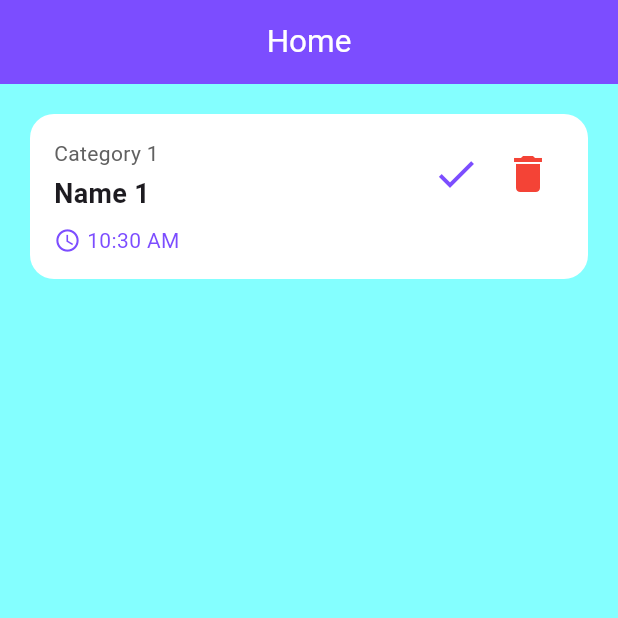
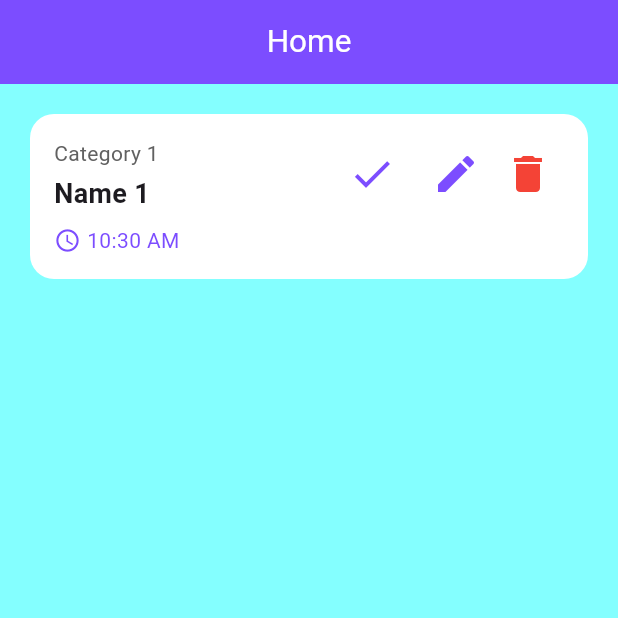
Before and after one commit to abdofx55/simple_todo_flutter_app, a Flutter app: the screen it shows after launch, after a tap on the "add" icon, on a phone screen of 412 x 824 dp, the top half of it. Run offline on Flutter 3.47's test engine with Material 3 defaults, Android fonts, the phone set to English and light mode, and no system bars; our stand-ins replace shared_preferences.

Commit message:
implement task details screen

```diff
--- a/lib/feature/home/data/task_repository.dart
+++ b/lib/feature/home/data/task_repository.dart
@@ -38,7 +38,7 @@ class TaskRepository {
     tasks.add(task);
 
     // Save updated list of tasks
-    await await prefs.setString(
+    await prefs.setString(
         _taskKey, jsonEncode(tasks.map((e) => e.toJson()).toList()));
   }
 
--- a/lib/feature/home/presentation/home.dart
+++ b/lib/feature/home/presentation/home.dart
@@ -1,39 +1,17 @@
 import 'package:flutter/material.dart';
 import 'package:todo/feature/home/data/task_repository.dart';
 import 'package:todo/feature/home/domain/task.dart';
+import 'package:todo/feature/task_details/presentation/task_details.dart';
 import 'package:todo/utils/extensions/date_time.dart';
 
-class Home extends StatelessWidget {
+class Home extends StatefulWidget {
   const Home({super.key});
 
   @override
-  Widget build(BuildContext context) {
-    return MaterialApp(
-      title: 'TODO List',
-      theme: ThemeData(
-        colorScheme: ColorScheme.fromSeed(
-            inversePrimary: Colors.deepPurpleAccent,
-            seedColor: Colors.deepPurple),
-        appBarTheme: const AppBarTheme(
-            titleTextStyle: TextStyle(color: Colors.white, fontSize: 21.0),
-            centerTitle: true),
-        useMaterial3: true,
-      ),
-      home: const MyHomePage(title: 'Home'),
-    );
-  }
+  State<Home> createState() => _HomeState();
 }
 
-class MyHomePage extends StatefulWidget {
-  const MyHomePage({super.key, required this.title});
-
-  final String title;
-
-  @override
-  State<MyHomePage> createState() => _MyHomePageState();
-}
-
-class _MyHomePageState extends State<MyHomePage> {
+class _HomeState extends State<Home> {
   final TaskRepository _taskRepository = TaskRepository();
   List<Task> _tasks = [];
   int _counter = 1;
@@ -67,6 +45,56 @@ class _MyHomePageState extends State<MyHomePage> {
     _loadTasks();
   }
 
+  void _onItemPressed(Task task) {
+    Navigator.push(
+      context,
+      PageRouteBuilder(
+        pageBuilder: (context, animation, secondaryAnimation) => TaskDetails(
+          task: task,
+          onCompletePressed: () {
+            _markTaskAsComplete(task);
+            Navigator.pop(context); // Return to the HomeScreen
+          },
+          onEditPressed: () => _onEditPressed(task),
+          onDeletePressed: () {
+            _removeTask(task);
+            Navigator.pop(context); // Return to the HomeScreen
+          },
+        ),
+        transitionDuration: Duration.zero, // No animation duration
+        reverseTransitionDuration: Duration.zero, // No reverse animation
+        transitionsBuilder: (context, animation, secondaryAnimation, child) {
+          return child; // No transition animation
+        },
+      ),
+    );
+  }
+
+  void _onEditPressed(Task task) {
+    Navigator.push(
+      context,
+      PageRouteBuilder(
+        pageBuilder: (context, animation, secondaryAnimation) => TaskDetails(
+          task: task,
+          onCompletePressed: () {
+            _markTaskAsComplete(task);
+            Navigator.pop(context); // Return to the HomeScreen
+          },
+          onEditPressed: () => _onEditPressed(task),
+          onDeletePressed: () {
+            _removeTask(task);
+            Navigator.pop(context); // Return to the HomeScreen
+          },
+        ),
+        transitionDuration: Duration.zero, // No animation duration
+        reverseTransitionDuration: Duration.zero, // No reverse animation
+        transitionsBuilder: (context, animation, secondaryAnimation, child) {
+          return child; // No transition animation
+        },
+      ),
+    );
+  }
+
   void _markTaskAsComplete(Task task) async {
     Task updatedTask = Task(
         id: task.id,
@@ -83,22 +111,30 @@ class _MyHomePageState extends State<MyHomePage> {
     return Scaffold(
       appBar: AppBar(
         backgroundColor: Theme.of(context).colorScheme.inversePrimary,
-        title: Text(widget.title),
+        title: const Text('Home'),
       ),
       backgroundColor: Colors.cyanAccent[100],
       body: Padding(
-        padding: const EdgeInsets.only(top: 8.0, bottom: 16.0),
-        child: ListView.builder(
+        padding: const EdgeInsets.only(
+            left: 16.0, right: 16.0, top: 8.0, bottom: 16.0),
+        child: _tasks.isEmpty
+            ? const Center(
+                child: Text(
+                  'You have no tasks today, press \nadd button to add one',
+                  style: TextStyle(fontSize: 18.0, color: Colors.black),
+                  textAlign: TextAlign.center,
+                ),
+              )
+            : ListView.builder(
                 itemCount: _tasks.length,
                 itemBuilder: (context, index) {
                   return TaskCardWidget(
                       task: _tasks[index],
-                onCompletePressed: () {
-                  _markTaskAsComplete(_tasks[index]);
-                },
-                onDeletePressed: () {
-                  _removeTask(_tasks[index]);
-                });
+                      onItemPressed: () => _onItemPressed(_tasks[index]),
+                      onCompletePressed: () =>
+                          _markTaskAsComplete(_tasks[index]),
+                      onEditPressed: () => _onEditPressed(_tasks[index]),
+                      onDeletePressed: () => _removeTask(_tasks[index]));
                 },
                 clipBehavior: Clip.none,
               ),
@@ -123,19 +159,25 @@ class _MyHomePageState extends State<MyHomePage> {
 
 class TaskCardWidget extends StatelessWidget {
   final Task task;
+  final VoidCallback onItemPressed;
   final VoidCallback onCompletePressed;
+  final VoidCallback onEditPressed;
   final VoidCallback onDeletePressed;
 
   const TaskCardWidget(
       {super.key,
       required this.task,
+      required this.onItemPressed,
       required this.onCompletePressed,
+      required this.onEditPressed,
       required this.onDeletePressed});
 
   @override
   Widget build(BuildContext context) {
-    return Padding(
-      padding: const EdgeInsets.only(left: 16.0, right: 16.0, top: 8.0),
+    return GestureDetector(
+      onTap: onItemPressed,
+      child: Padding(
+        padding: const EdgeInsets.only(top: 8.0),
         child: Card(
           elevation: 0,
           color: Colors.white,
@@ -194,23 +236,23 @@ class TaskCardWidget extends StatelessWidget {
                     Row(
                       mainAxisAlignment: MainAxisAlignment.end,
                       children: [
-                      Visibility(
-                        visible: task.isComplete,
-                        child: const Text(
+                        task.isComplete ? const Text(
                           'Completed',
                           style: TextStyle(
                             fontSize: 14,
                             color: Colors.deepPurpleAccent,
                           ),
-                        ),
-                      ),
-                      Visibility(
-                        visible: !task.isComplete,
-                        child: IconButton(
+                        ) :
+                        IconButton(
                           icon: const Icon(Icons.check, size: 32),
                           color: Colors.deepPurpleAccent,
                           onPressed: onCompletePressed,
                         ),
+                        const SizedBox(width: 8),
+                        IconButton(
+                          icon: const Icon(Icons.edit, size: 32),
+                          color: Colors.deepPurpleAccent,
+                          onPressed: onEditPressed,
                         ),
                         IconButton(
                           icon: const Icon(Icons.delete, size: 32),
@@ -225,6 +267,7 @@ class TaskCardWidget extends StatelessWidget {
             ),
           ),
         ),
+      ),
     );
   }
 }
--- a/lib/main.dart
+++ b/lib/main.dart
@@ -2,5 +2,26 @@ import 'package:flutter/material.dart';
 import 'feature/home/presentation/home.dart';
 
 void main() {
-  runApp(const Home());
+  runApp(const MyApp());
 }
+
+class MyApp extends StatelessWidget {
+  const MyApp({super.key});
+
+  @override
+  Widget build(BuildContext context) {
+    return MaterialApp(
+      title: 'TODO List',
+      theme: ThemeData(
+        colorScheme: ColorScheme.fromSeed(
+            inversePrimary: Colors.deepPurpleAccent,
+            seedColor: Colors.deepPurple),
+        appBarTheme: const AppBarTheme(
+            titleTextStyle: TextStyle(color: Colors.white, fontSize: 21.0),
+            centerTitle: true),
+        useMaterial3: true,
+      ),
+      home: const Home(),
+    );
+  }
+}
```
Also changed, not shown: lib/feature/task_details/presentation/task_details.dart (added, +112 -0 lines), lib/feature/home/presentation/task_details.dart (deleted). Lines whose indentation alone changed are shown as unchanged.
